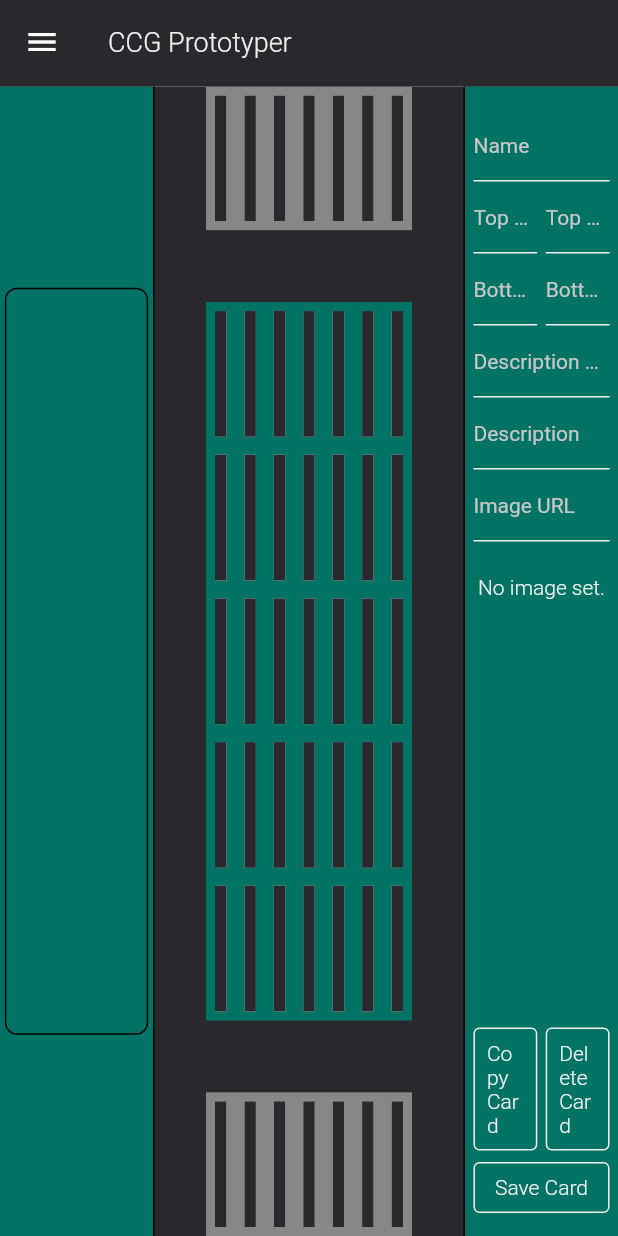
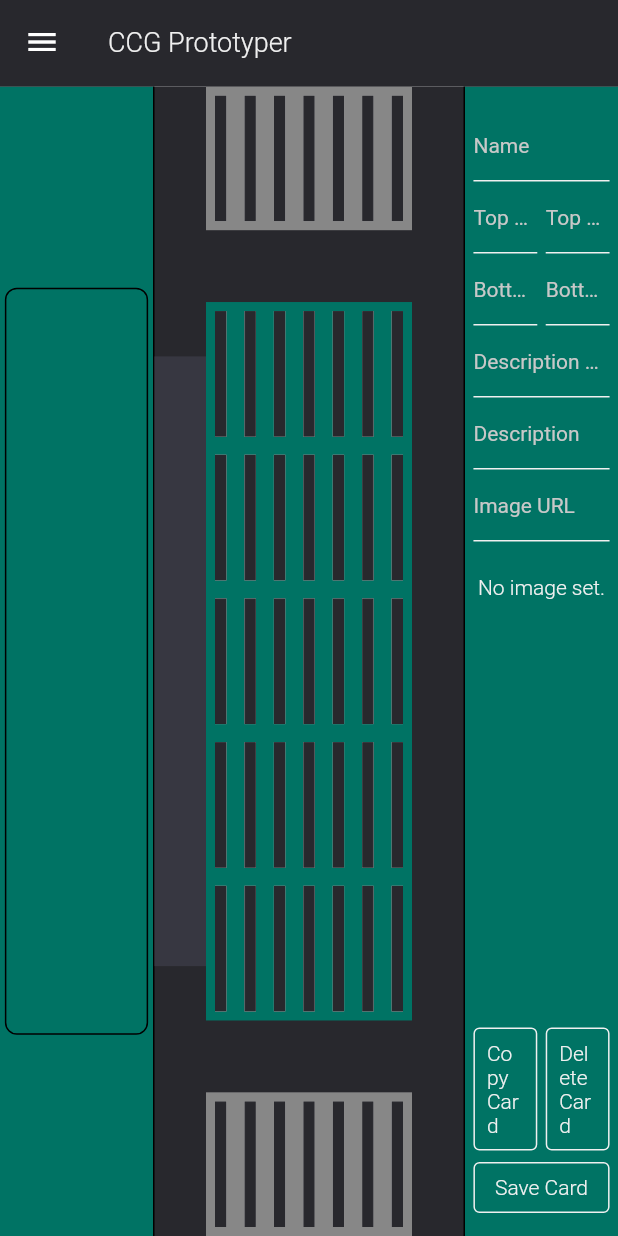
Before and after one commit to ZacharyBohn/CardPrototype, a Flutter app: the screen it shows after launch, on a phone screen of 412 x 824 dp. Run offline on Flutter 3.47's test engine with Material 2 defaults, Android fonts, the phone set to English and light mode, and no system bars; our stand-ins replace csv, file_picker, shared_preferences; missing offline and left inert: universal_html; Roboto replaces fonts that are missing (Arial).

Commit message:
Card previews (#12)
* wip

* Can preview stacks

* Can move cards from stack preview

```diff
--- a/lib/components/board.dart
+++ b/lib/components/board.dart
@@ -8,16 +8,16 @@ class Board extends StatefulWidget {
   const Board({Key? key}) : super(key: key);
 
   @override
-  _BoardState createState() => _BoardState();
+  BoardState createState() => BoardState();
 }
 
-class _BoardState extends State<Board> {
+class BoardState extends State<Board> {
   Matrix4 transformationMatrix = Matrix4.identity()..setEntry(3, 2, 0.001);
   // ..rotateX(-0.75);
 
-  double cardPadding = 6;
+  static double cardPadding = 6;
 
-  Size getCardSize(Size screenSize, int rows, int columns) {
+  static Size getCardSize(Size screenSize, int rows, int columns) {
     double boardWidth = screenSize.width * (1 / 3);
     double boardHeight = screenSize.height * (2 / 3);
     //6 pixels of padding on each side: cardPadding * 2
--- a/lib/components/game_card_group_widget.dart
+++ b/lib/components/game_card_group_widget.dart
@@ -15,6 +15,8 @@ class GameCardGroupWidget extends StatefulWidget {
   final Size cardSize;
   final bool alwaysFaceUp;
   final bool onlyOneCard;
+  final bool disableMovingAllCards;
+  final bool canDragTo;
   final void Function({
     required int row,
     required int column,
@@ -32,6 +34,8 @@ class GameCardGroupWidget extends StatefulWidget {
     required this.onDraggedFrom,
     required this.onDraggedTo,
     this.onPopupItemSelected,
+    this.disableMovingAllCards = false,
+    this.canDragTo = true,
     this.alwaysFaceUp = false,
     this.onlyOneCard = false,
   });
@@ -127,20 +131,6 @@ class _GameCardGroupWidgetState extends State<GameCardGroupWidget> {
         ),
       ],
     );
-    // if (topCard.hasImage) {
-    //   return Image.network(
-    //     topCard.imageUrl!,
-    //     errorBuilder: (context, _, __) {
-    //       return AppText(label: 'Failed to load image');
-    //     },
-    //   );
-    // }
-    // return Center(
-    //   child: AppText(
-    //     label: topCard.name.isNotEmpty ? topCard.name : '?',
-    //     fontSize: FontSizes.small,
-    //   ),
-    // );
   }
 
   int getEpochMs() {
@@ -165,6 +155,9 @@ class _GameCardGroupWidgetState extends State<GameCardGroupWidget> {
   }
 
   void checkLongDrag() {
+    if (widget.disableMovingAllCards) {
+      return;
+    }
     if (dragDetails == null) {
       return;
     }
@@ -320,6 +313,7 @@ class _GameCardGroupWidgetState extends State<GameCardGroupWidget> {
                 child: getCardImage(topCard),
               ),
               onWillAccept: (object) {
+                if (widget.canDragTo == false) return false;
                 if (object is GameCardGroupModel) return true;
                 return false;
               },
--- /dev/null
+++ b/lib/components/game_card_stack_previewer.dart
@@ -0,0 +1,92 @@
+import 'package:flutter/material.dart';
+import 'package:game_prototype/components/board.dart';
+import 'package:game_prototype/components/card_preview.dart';
+import 'package:game_prototype/components/card_previewer.dart';
+import 'package:game_prototype/components/game_card_group_widget.dart';
+import 'package:game_prototype/enum/app_colors.dart';
+import 'package:game_prototype/providers/board_provider.dart';
+import 'package:provider/provider.dart';
+
+import '../models/game_card.model.dart';
+
+class GameCardStackPreviewer extends StatefulWidget {
+  const GameCardStackPreviewer({Key? key}) : super(key: key);
+
+  @override
+  State<GameCardStackPreviewer> createState() => _GameCardStackPreviewerState();
+}
+
+class _GameCardStackPreviewerState extends State<GameCardStackPreviewer> {
+  Size getCardSize() {
+    var provider = context.read<BoardProvider>();
+    Size cardSize = BoardState.getCardSize(
+      MediaQuery.of(context).size,
+      provider.rows,
+      provider.columns,
+    );
+    return cardSize;
+  }
+
+  bool highlightedGroupTooSmall() {
+    var boardProvider = context.read<BoardProvider>();
+    return boardProvider.highlightedCard == null ||
+        boardProvider.previewCards == null ||
+        boardProvider
+                .getCardGroup(boardProvider.highlightedRow!,
+                    boardProvider.highlightedColumn!)
+                .cards
+                .length <
+            2;
+  }
+
+  @override
+  Widget build(BuildContext context) {
+    var boardProvider = context.watch<BoardProvider>();
+    Size cardSize = getCardSize();
+    return Column(
+      mainAxisAlignment: MainAxisAlignment.center,
+      mainAxisSize: MainAxisSize.max,
+      crossAxisAlignment: CrossAxisAlignment.center,
+      children: [
+        Spacer(),
+        Container(
+          color: AppColors.cardPreviewerBackground,
+          width: cardSize.width + 30,
+          // show three cards at a time
+          height: (cardSize.height * 4) + 5 * 3,
+          child: highlightedGroupTooSmall()
+              ? null
+              : SingleChildScrollView(
+                  child: Column(
+                    crossAxisAlignment: CrossAxisAlignment.start,
+                    children: [
+                      for (int cardIndex in Iterable.generate(
+                          boardProvider.previewCards!.cards.length))
+                        // create one of these for each card in the group
+                        // create a game card group model constructor that takes
+                        // a single game card and creates a group from it
+                        // the row / column of each of these will be just the
+                        // highlighted group's row / column
+                        // will need to create a param to disable dragging
+                        // groups.
+                        //
+                        // maybe do something to pass in the game card group model?
+                        Padding(
+                          padding: const EdgeInsets.all(4.0),
+                          child: CardPreviewer(
+                            card: boardProvider.previewCards!.cards[cardIndex],
+                            cardSize: getCardSize(),
+                            highlightColumn: boardProvider.highlightedColumn!,
+                            highlightRow: boardProvider.highlightedRow!,
+                            cardIndex: cardIndex,
+                          ),
+                        )
+                    ],
+                  ),
+                ),
+        ),
+        Spacer(),
+      ],
+    );
+  }
+}
--- a/lib/enum/app_colors.dart
+++ b/lib/enum/app_colors.dart
@@ -24,6 +24,7 @@ class AppColors {
   static Color error = ColorPalette.lightBlue;
   static Color handArea = ColorPalette.grey;
   static Color grabbingAllCardsHighlight = ColorPalette.lightBlue;
+  static Color cardPreviewerBackground = ColorPalette.darkGrey;
 }
 
 class ColorPalette {
--- a/lib/home/home.dart
+++ b/lib/home/home.dart
@@ -9,6 +9,7 @@ import 'package:game_prototype/providers/board_provider.dart';
 import 'package:provider/provider.dart';
 
 import '../components/app_text.dart';
+import '../components/game_card_stack_previewer.dart';
 import '../enum/app_colors.dart';
 
 class Home extends StatefulWidget {
@@ -48,7 +49,9 @@ class _HomeState extends State<Home> {
                 flex: 3,
                 child: PreviewPanel(),
               ),
-              Spacer(),
+              Expanded(
+                child: GameCardStackPreviewer(),
+              ),
               Expanded(
                 flex: 4,
                 child: Column(
```
Also changed, not shown: lib/components/card_previewer.dart (added, +111 -0 lines), lib/providers/board_provider.dart (+24 -0 lines).
